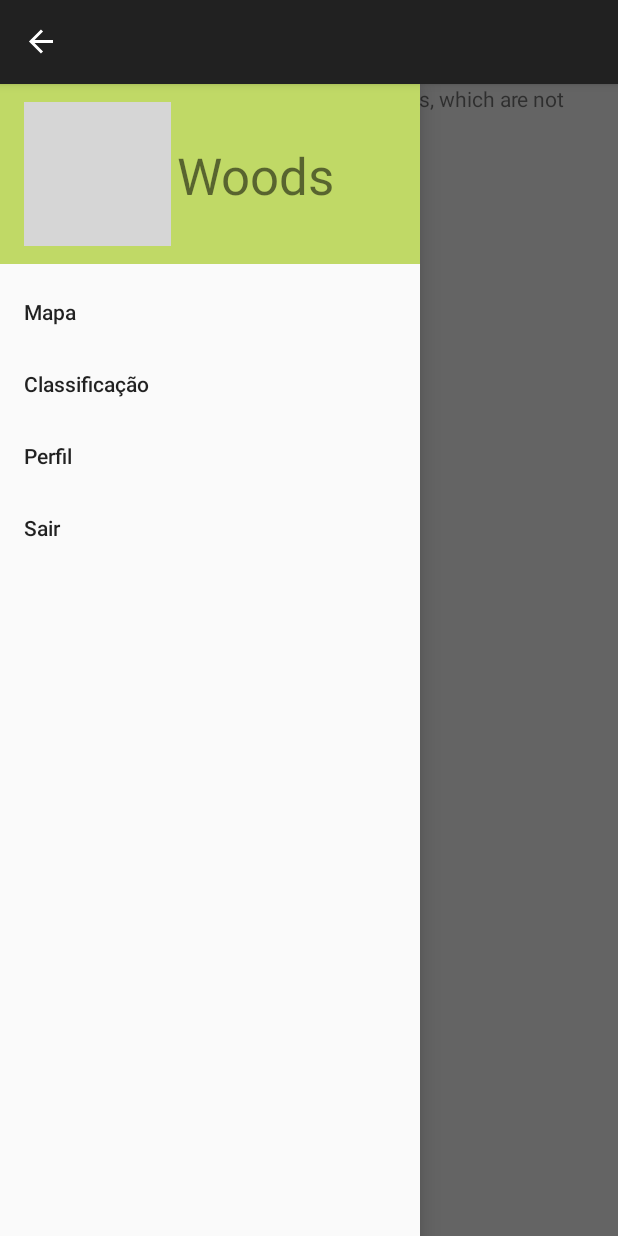
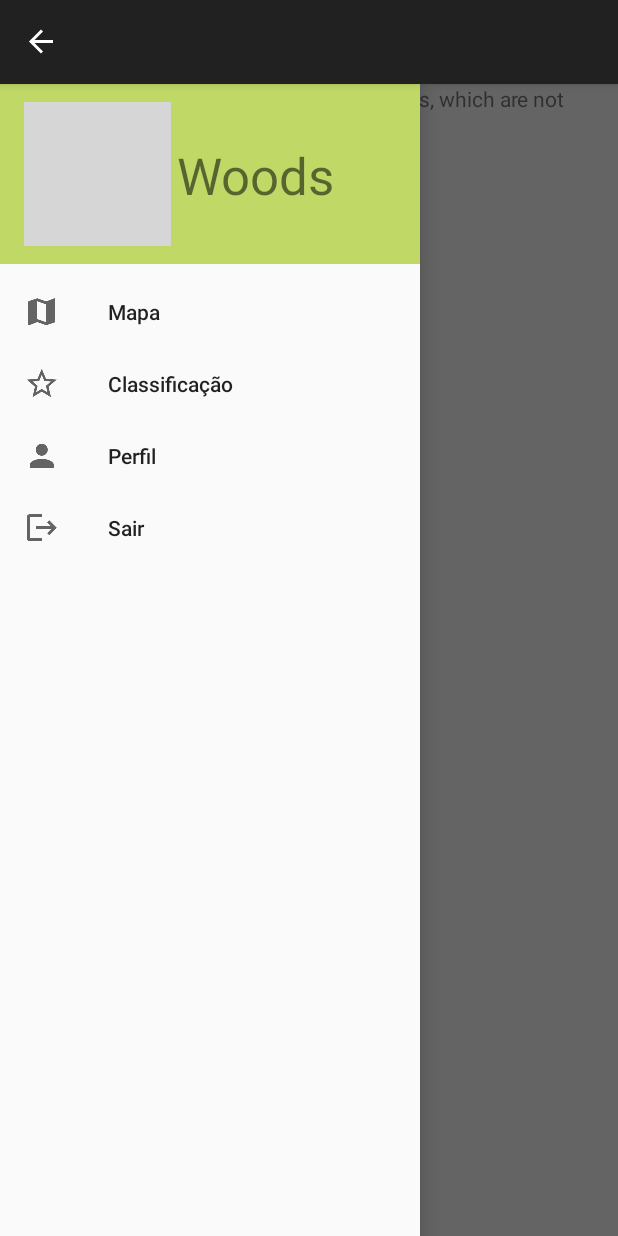
Before and after one commit to TiagoSanti/app-woods, an Android app: the screen it shows after launch once a user with an empty profile is signed in (MainActivity), with the side drawer open, on a phone screen of 412 x 824 dp. Run offline under Robolectric (Android 15) with nearby library versions, the phone set to English and light mode, and no system bars; our stand-ins replace Firebase (no records; nobody signed in at launch, a user with empty details on screens opened directly); grey boxes are pictures that could not be loaded.

Commit message:
Ícones adicionados aos itens do NavView

```diff
--- a/Woods App/src/main/res/menu/menu_items.xml
+++ b/Woods App/src/main/res/menu/menu_items.xml
@@ -5,10 +5,12 @@
     <group android:checkableBehavior="single">
         <item
             android:id="@+id/mapa"
+            android:icon="@drawable/baseline_map_black_24"
             android:title="Mapa"/>
 
         <item
             android:id="@+id/classificacao"
+            android:icon="@drawable/baseline_star_border_black_24"
             android:title="Classificação"/>
 
     </group>
@@ -17,10 +19,12 @@
 
         <item
             android:id="@+id/frag_perfil"
+            android:icon="@drawable/baseline_person_black_24"
             android:title="Perfil"/>
 
         <item
             android:id="@+id/sair"
+            android:icon="@drawable/baseline_logout_black_24"
             android:title="Sair"/>
 
     </group>
```
